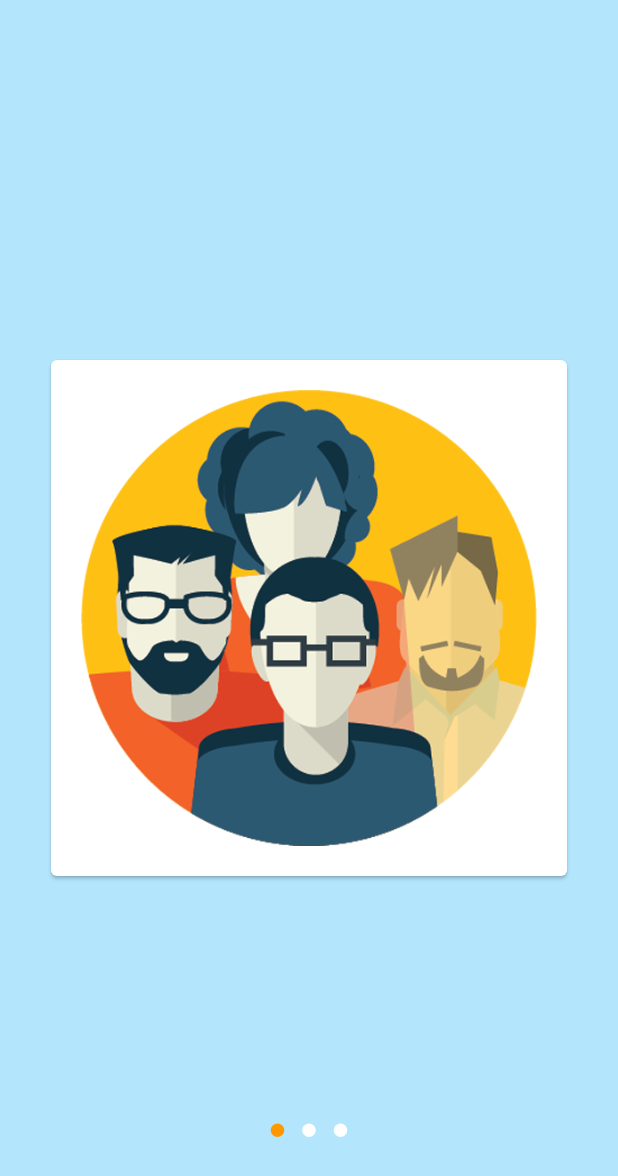
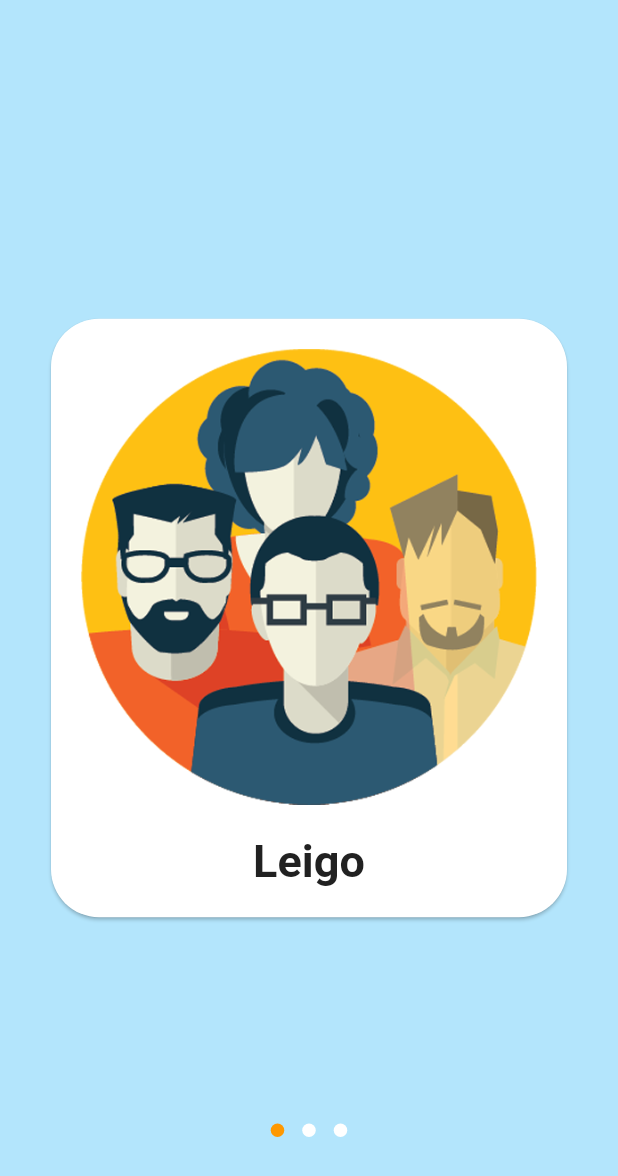
Before and after one commit to edwardcosta/ConfesseJa, a Flutter app: the ProfileChooser screen opened directly, on a phone screen of 412 x 824 dp. Shown: the top 1176 px of the screen. Run offline on Flutter 3.47's test engine with Material 2 defaults, Android fonts, the light colour scheme and no system bars; drawn by our look-alikes of dots_indicator; our stand-ins replace cached_network_image, cloud_firestore, email_validator, firebase_auth, google_maps_flutter, sliding_up_panel; accounts and stored records are empty; statements that could not run were skipped.

Commit message:
styling map

```diff
--- a/lib/res/strings.dart
+++ b/lib/res/strings.dart
@@ -1,8 +1,39 @@
+import 'package:confesseja/res/colors.dart';
 import 'package:flutter/material.dart';
 
-class AppStrings{
-  static const TextStyle TITLE_STYLE = TextStyle(fontSize: 30, fontWeight: FontWeight.bold);
-  static const TextStyle NORMAL_STYLE = TextStyle(fontSize: 16, fontWeight: FontWeight.normal);
+class AppStrings {
+  static const TextStyle TITLE_STYLE = TextStyle(
+      fontSize: 30,
+      fontWeight: FontWeight.bold,
+      color: AppColors.titleTextColor);
+  static const TextStyle NORMAL_STYLE =
+      TextStyle(fontSize: 16, fontWeight: FontWeight.normal);
 
   static const String APP_NAME = "Confesse já!";
+
+  static const String REGISTER_EMAIL = "Email";
+  static const String REGISTER_PASSWORD = "Senha";
+  static const String REGISTER_RETYPE_PASSWORD = "Reescreva a senha";
+  static const String REGISTER_EMPTY = "Campo vazio";
+  static const String REGISTER_INVALID_EMAIL = "Email inválido";
+  static const String REGISTER_INVALID_PASSWORD = "Email inválido";
+  static const String REGISTER_LOGIN = "Entrar";
+  static const String REGISTER_LOGIN_ERROR = "Falha ao fazer login";
+  static const String REGISTER_NOT_REGISTERED = "Não tem conta?";
+  static const String REGISTER_GOTO_SIGNUP = "Cadastre-se aqui.";
+  static const String REGISTER_PASSWORD_FORGOT = "Esqueci minha senha";
+  static const String REGISTER_PASSWORD_LENGTH = "Senha deve conter 6 ou mais caracteres";
+  static const String REGISTER_PASSWORD_UPPERCASE = "Senha deve conter ao menos 1 letra maiúscula";
+  static const String REGISTER_PASSWORD_LOWERCASE = "Senha deve conter ao menos 1 letra minúsucula";
+  static const String REGISTER_PASSWORD_NUMBER = "Senha deve conter ao menos 1 número";
+  static const String REGISTER_PASSWORD_SYMBOL = "Senha deve conter ao menos 1 caracter não alfanumérico";
+  static const String REGISTER_PASSWORD_MATCH = "Senhas diferentes";
+  static const String REGISTER_SIGNUP = "Cadastrar";
+  static const String REGISTER_SIGNUP_ERROR = "Falha ao criar conta";
+
+  static const String PROFILE_CHOOSER_LAITY = "Leigo";
+  static const String PROFILE_CHOOSER_PARISH = "Paróquia";
+  static const String PROFILE_CHOOSER_PRIEST = "Sacerdote";
+
+  static const String HOME_WELCOME = "Bem Vindo";
 }
--- a/lib/screens/profile_chooser/profile_chooser.dart
+++ b/lib/screens/profile_chooser/profile_chooser.dart
@@ -1,5 +1,6 @@
 import 'package:cloud_firestore/cloud_firestore.dart';
 import 'package:confesseja/res/colors.dart';
+import 'package:confesseja/res/strings.dart';
 import 'package:dots_indicator/dots_indicator.dart';
 import 'package:firebase_auth/firebase_auth.dart';
 import 'package:flutter/material.dart';
@@ -11,7 +12,6 @@ class ProfileChooser extends StatefulWidget {
 }
 
 class _ProfileChooserState extends State<ProfileChooser> {
-
   double currentPage = 0;
 
   @override
@@ -31,9 +31,12 @@ class _ProfileChooserState extends State<ProfileChooser> {
                     Firestore.instance
                         .collection('users')
                         .document(user.uid)
-                        .setData({'account_type': currentPage},merge: true);
+                        .setData({'account_type': currentPage}, merge: true);
                   },
                   child: Card(
+                    shape: RoundedRectangleBorder(
+                      borderRadius: BorderRadius.circular(32),
+                    ),
                     child: Container(
                       padding: EdgeInsets.symmetric(
                           vertical: 20.0, horizontal: 20.0),
@@ -41,8 +44,15 @@ class _ProfileChooserState extends State<ProfileChooser> {
                         mainAxisSize: MainAxisSize.min,
                         children: [
                           Image(
-                            image: AssetImage('images/laity.png'),
-                          )
+                            image: AssetImage('assets/images/laity.png'),
+                          ),
+                          SizedBox(
+                            height: 20.0,
+                          ),
+                          Text(
+                            AppStrings.PROFILE_CHOOSER_LAITY,
+                            style: AppStrings.TITLE_STYLE,
+                          ),
                         ],
                       ),
                     ),
@@ -61,9 +71,12 @@ class _ProfileChooserState extends State<ProfileChooser> {
                     Firestore.instance
                         .collection('users')
                         .document(user.uid)
-                        .setData({'account_type': currentPage},merge: true);
+                        .setData({'account_type': currentPage}, merge: true);
                   },
                   child: Card(
+                    shape: RoundedRectangleBorder(
+                      borderRadius: BorderRadius.circular(32),
+                    ),
                     child: Container(
                       padding: EdgeInsets.symmetric(
                           vertical: 20.0, horizontal: 20.0),
@@ -71,8 +84,15 @@ class _ProfileChooserState extends State<ProfileChooser> {
                         mainAxisSize: MainAxisSize.min,
                         children: [
                           Image(
-                            image: AssetImage('images/church.png'),
-                          )
+                            image: AssetImage('assets/images/church.png'),
+                          ),
+                          SizedBox(
+                            height: 20.0,
+                          ),
+                          Text(
+                            AppStrings.PROFILE_CHOOSER_PARISH,
+                            style: AppStrings.TITLE_STYLE,
+                          ),
                         ],
                       ),
                     ),
@@ -91,9 +111,12 @@ class _ProfileChooserState extends State<ProfileChooser> {
                     Firestore.instance
                         .collection('users')
                         .document(user.uid)
-                        .setData({'account_type': currentPage},merge: true);
+                        .setData({'account_type': currentPage}, merge: true);
                   },
                   child: Card(
+                    shape: RoundedRectangleBorder(
+                      borderRadius: BorderRadius.circular(32),
+                    ),
                     child: Container(
                       padding: EdgeInsets.symmetric(
                           vertical: 20.0, horizontal: 20.0),
@@ -101,8 +124,15 @@ class _ProfileChooserState extends State<ProfileChooser> {
                         mainAxisSize: MainAxisSize.min,
                         children: [
                           Image(
-                            image: AssetImage('images/priest.png'),
-                          )
+                            image: AssetImage('assets/images/priest.png'),
+                          ),
+                          SizedBox(
+                            height: 20.0,
+                          ),
+                          Text(
+                            AppStrings.PROFILE_CHOOSER_PRIEST,
+                            style: AppStrings.TITLE_STYLE,
+                          ),
                         ],
                       ),
                     ),
--- a/pubspec.yaml
+++ b/pubspec.yaml
@@ -57,7 +57,8 @@ flutter:
 
   # To add assets to your application, add an assets section, like this:
   assets:
-    - images/
+    - assets/images/
+    - assets/raw/
 
   # An image asset can refer to one or more resolution-specific "variants", see
   # https://flutter.dev/assets-and-images/#resolution-aware.
```
Also changed, not shown: assets/raw/maps_style.json (added, +230 -0 lines), lib/screens/authenticate/login.dart (+12 -10 lines), lib/screens/authenticate/register.dart (+27 -26 lines), lib/screens/home/map/home_map.dart (+13 -4 lines), assets/images/church.png (renamed from images/church.png), assets/images/laity.png (renamed from images/laity.png), assets/images/priest.png (renamed from images/priest.png), 1 other file.
